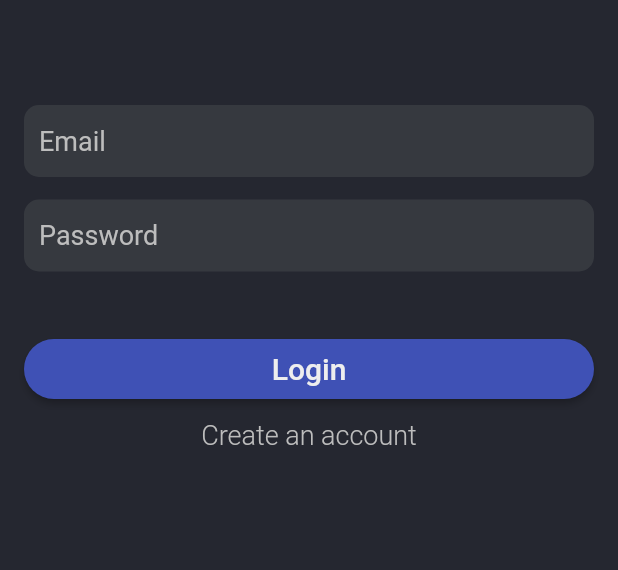
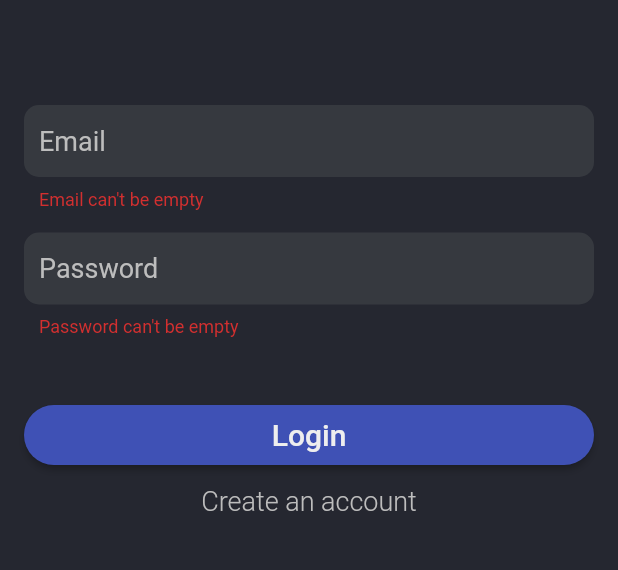
Before and after one commit to mjansen4857/rr_attendance, a Flutter app: the screen it shows after launch, after a tap on "Login", on a phone screen of 412 x 824 dp, the part 309-879 px from its top. Run offline on Flutter 3.47's test engine with Material 2 defaults, Android fonts, the light colour scheme and no system bars.

Commit message:
flesh out login and signup forms

```diff
--- a/lib/main.dart
+++ b/lib/main.dart
@@ -10,9 +10,7 @@ class AttendanceApp extends StatelessWidget {
   Widget build(BuildContext context) {
     return MaterialApp(
       title: 'Attendance',
-      theme: ThemeData(
-        primarySwatch: Colors.indigo,
-      ),
+      theme: ThemeData(primarySwatch: Colors.indigo, canvasColor: darkAccent),
       home: LoginSignupPage(),
     );
   }
--- a/lib/pages/login_signup_page.dart
+++ b/lib/pages/login_signup_page.dart
@@ -1,4 +1,7 @@
 import 'package:flutter/material.dart';
+
+Color darkBG = Color(0xff252730);
+Color darkAccent = Color(0xff36393f);
 
 class LoginSignupPage extends StatefulWidget {
   @override
@@ -10,16 +13,30 @@ class _LoginSignupPageState extends State<LoginSignupPage> {
 
   String _email;
   String _password;
+  String _name;
+  int _teamNumber;
   String _errorMessage;
 
   bool _isLoading;
   bool _isLoginForm;
 
-  void validateAndSubmit() async {}
+  bool validateAndSave() {
+    final form = _formKey.currentState;
+    if (form.validate()) {
+      form.save();
+      return true;
+    }
+    return false;
+  }
+
+  void validateAndSubmit() async {
+    if (validateAndSave()) {}
+  }
 
   void resetForm() {
     _formKey.currentState.reset();
     _errorMessage = '';
+    _teamNumber = null;
   }
 
   void toggleFormMode() {
@@ -39,9 +56,8 @@ class _LoginSignupPageState extends State<LoginSignupPage> {
 
   @override
   Widget build(BuildContext context) {
-    //Color(0xff252730)
     return Scaffold(
-      backgroundColor: Color(0xff252730),
+      backgroundColor: darkBG,
       body: Stack(
         children: <Widget>[
           showForm(),
@@ -52,6 +68,25 @@ class _LoginSignupPageState extends State<LoginSignupPage> {
   }
 
   Widget showForm() {
+    if (_isLoginForm) {
+      return Container(
+        padding: EdgeInsets.all(16.0),
+        child: Form(
+          key: _formKey,
+          child: ListView(
+            shrinkWrap: true,
+            children: <Widget>[
+              showLogo(),
+              showEmailInput(),
+              showPasswordInput(),
+              showPrimaryButton(),
+              showSecondaryButton(),
+              showErrorMessage(),
+            ],
+          ),
+        ),
+      );
+    }
     return Container(
       padding: EdgeInsets.all(16.0),
       child: Form(
@@ -62,6 +97,8 @@ class _LoginSignupPageState extends State<LoginSignupPage> {
             showLogo(),
             showEmailInput(),
             showPasswordInput(),
+            showNameInput(),
+            showTeamInput(),
             showPrimaryButton(),
             showSecondaryButton(),
             showErrorMessage(),
@@ -86,7 +123,7 @@ class _LoginSignupPageState extends State<LoginSignupPage> {
   Widget showLogo() {
     double r = 60.0;
     return Padding(
-      padding: EdgeInsets.fromLTRB(0.0, 70.0, 0.0, 0.0),
+      padding: EdgeInsets.fromLTRB(0.0, _isLoginForm ? 70.0 : 25.0, 0.0, 0.0),
       child: Center(
         child: Container(
           width: r * 2,
@@ -103,7 +140,7 @@ class _LoginSignupPageState extends State<LoginSignupPage> {
 
   Widget showEmailInput() {
     return Padding(
-      padding: EdgeInsets.fromLTRB(0.0, 70.0, 0.0, 0.0),
+      padding: EdgeInsets.fromLTRB(0.0, _isLoginForm ? 70.0 : 50.0, 0.0, 0.0),
       child: TextFormField(
         maxLines: 1,
         keyboardType: TextInputType.emailAddress,
@@ -124,7 +161,7 @@ class _LoginSignupPageState extends State<LoginSignupPage> {
             ),
           ),
           filled: true,
-          fillColor: Color(0xff36393f),
+          fillColor: darkAccent,
         ),
         validator: (value) => value.isEmpty ? 'Email can\'t be empty' : null,
         onSaved: (value) => _email = value.trim(),
@@ -156,11 +193,95 @@ class _LoginSignupPageState extends State<LoginSignupPage> {
             ),
           ),
           filled: true,
-          fillColor: Color(0xff36393f),
+          fillColor: darkAccent,
         ),
         validator: (value) => value.isEmpty ? 'Password can\'t be empty' : null,
         onSaved: (value) => _password = value.trim(),
         style: TextStyle(color: Colors.white, fontSize: 18.0),
+      ),
+    );
+  }
+
+  Widget showNameInput() {
+    return Padding(
+      padding: EdgeInsets.fromLTRB(0.0, 15.0, 0.0, 0.0),
+      child: TextFormField(
+        maxLines: 1,
+        autofocus: false,
+        cursorColor: Colors.white,
+        decoration: InputDecoration(
+          contentPadding: EdgeInsets.all(10.0),
+          hintText: 'Full Name',
+          hintStyle: TextStyle(
+            fontSize: 18.0,
+            color: Colors.grey[400],
+          ),
+          border: OutlineInputBorder(
+            borderRadius: BorderRadius.circular(10.0),
+            borderSide: BorderSide(
+              width: 0,
+              style: BorderStyle.none,
+            ),
+          ),
+          filled: true,
+          fillColor: darkAccent,
+        ),
+        validator: (value) => value.isEmpty ? 'Name can\'t be empty' : null,
+        onSaved: (value) => _name = value.trim(),
+        style: TextStyle(color: Colors.white, fontSize: 18.0),
+      ),
+    );
+  }
+
+  Widget showTeamInput() {
+    return Padding(
+      padding: EdgeInsets.fromLTRB(0.0, 15.0, 0.0, 0.0),
+      child: DropdownButtonFormField<int>(
+        value: _teamNumber,
+        icon: Icon(Icons.arrow_drop_down),
+        iconSize: 24,
+        validator: (value) => value == null ? 'Team number is required' : null,
+        decoration: InputDecoration(
+          contentPadding: EdgeInsets.all(10.0),
+          hintText: 'Team Number',
+          hintStyle: TextStyle(
+            fontSize: 18.0,
+            color: Colors.grey[400],
+          ),
+          border: OutlineInputBorder(
+            borderRadius: BorderRadius.circular(10.0),
+            borderSide: BorderSide(
+              width: 0,
+              style: BorderStyle.none,
+            ),
+          ),
+          filled: true,
+          fillColor: darkAccent,
+        ),
+        elevation: 5,
+        isExpanded: true,
+        style: TextStyle(color: Colors.white, fontSize: 18.0),
+        items: <DropdownMenuItem<int>>[
+          DropdownMenuItem(
+            value: 3015,
+            child: Text(
+              '3015',
+              style: TextStyle(color: Colors.white, fontSize: 18.0),
+            ),
+          ),
+          DropdownMenuItem(
+            value: 2716,
+            child: Text(
+              '2716',
+              style: TextStyle(color: Colors.white, fontSize: 18.0),
+            ),
+          ),
+        ],
+        onChanged: (int newValue) {
+          setState(() {
+            _teamNumber = newValue;
+          });
+        },
       ),
     );
   }
```
